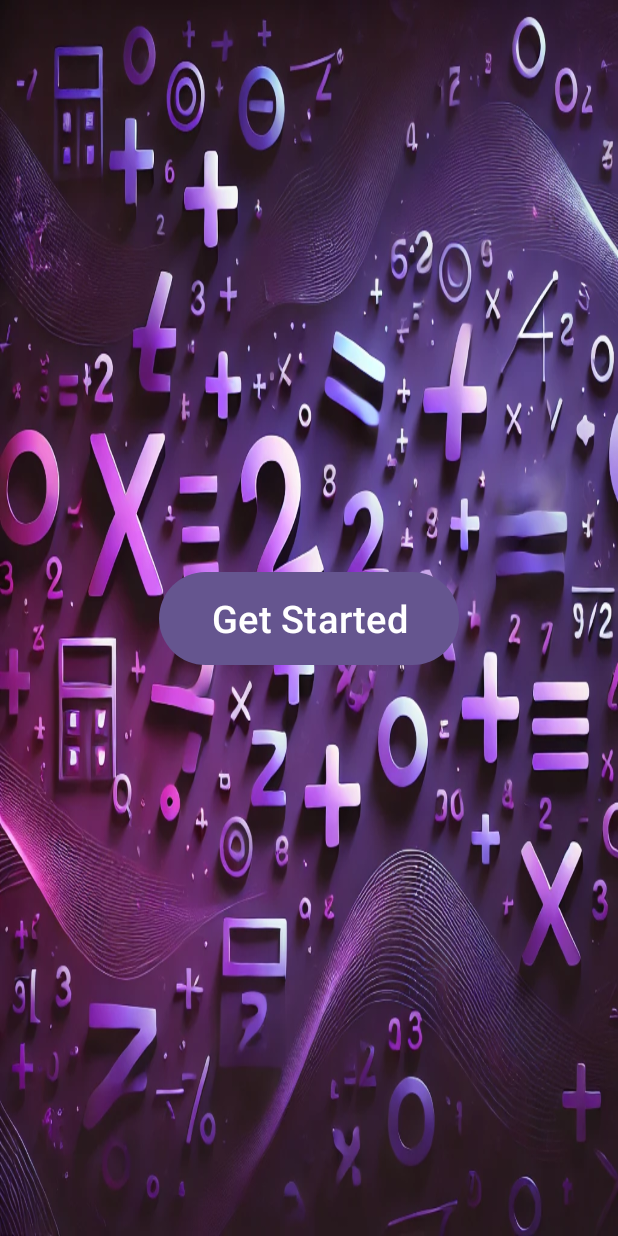
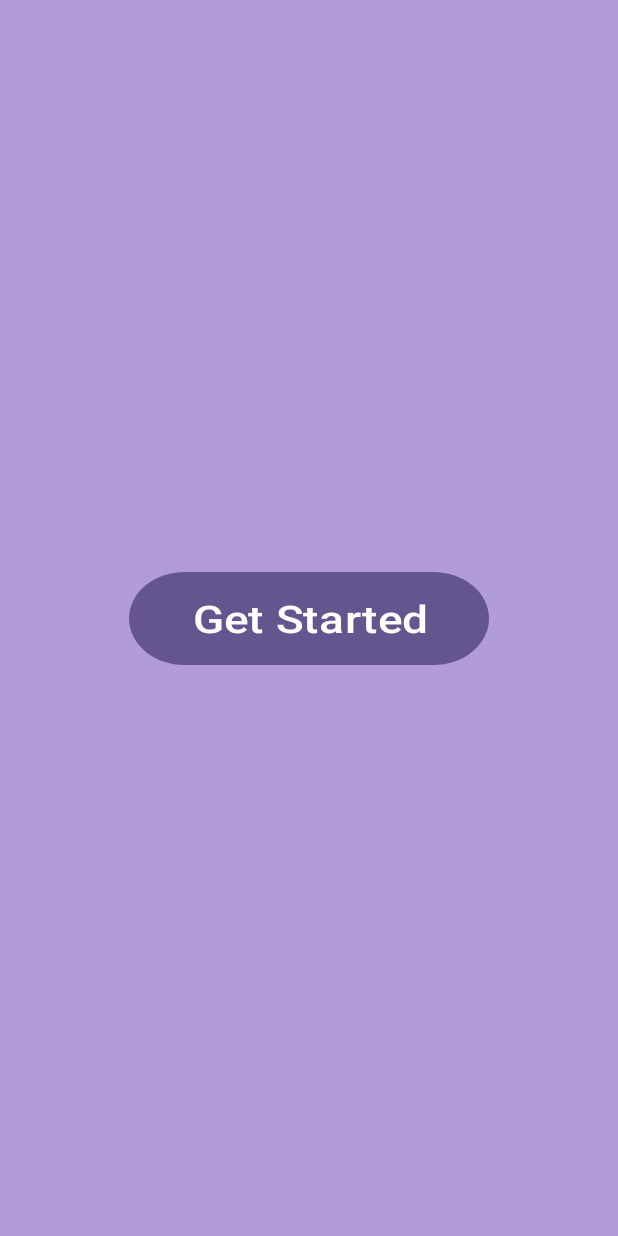
Before and after one commit to JFRashu/SimpleCalculator, an Android app: the screen it shows after launch (GetstartedActivity), on a phone screen of 412 x 824 dp. Run offline under Robolectric (Android 15) with nearby library versions, the phone set to English and light mode, and no system bars.

Commit message:
Animation + Getstarted color changed

```diff
--- a/app/src/main/java/com/jfrashu/calculator/GetstartedActivity.kt
+++ b/app/src/main/java/com/jfrashu/calculator/GetstartedActivity.kt
@@ -1,23 +1,33 @@
 package com.jfrashu.calculator
 
+import android.animation.ObjectAnimator
 import android.content.Intent
 import android.os.Bundle
+import android.view.animation.AccelerateDecelerateInterpolator
 import android.widget.Button
 import androidx.activity.enableEdgeToEdge
 import androidx.appcompat.app.AppCompatActivity
-import androidx.core.view.ViewCompat
-import androidx.core.view.WindowInsetsCompat
 
 class GetstartedActivity : AppCompatActivity() {
     override fun onCreate(savedInstanceState: Bundle?) {
         super.onCreate(savedInstanceState)
         enableEdgeToEdge()
         setContentView(R.layout.activity_getstarted)
+
         val getStartedBtn = findViewById<Button>(R.id.getbtn)
 
+        // Create the animation
+        val scaleAnimator = ObjectAnimator.ofFloat(getStartedBtn, "scaleX", 1.2f, 0.8f, 1.2f)
+        scaleAnimator.setDuration(1000) // Adjust duration as needed
+        scaleAnimator.repeatCount = ObjectAnimator.INFINITE // Repeat indefinitely
+        scaleAnimator.interpolator = AccelerateDecelerateInterpolator()
+
+        // Start the animation
+        scaleAnimator.start()
+
+        // Optionally, start activity after animation finishes
         getStartedBtn.setOnClickListener {
-
-
+            scaleAnimator.end() // Stop animation on click
             val intent = Intent(this@GetstartedActivity, MainActivity::class.java)
             startActivity(intent)
         }
--- a/app/src/main/res/layout/activity_getstarted.xml
+++ b/app/src/main/res/layout/activity_getstarted.xml
@@ -5,7 +5,7 @@
     android:id="@+id/main"
     android:layout_width="match_parent"
     android:layout_height="match_parent"
-    android:background="@drawable/calculator_background"
+    android:background="@color/ic_launcher_background"
     tools:context=".GetstartedActivity">
 
 
@@ -15,6 +15,7 @@
         android:layout_height="70dp"
         android:text="Get Started"
         android:textSize="25sp"
+
         app:layout_constraintBottom_toBottomOf="parent"
         app:layout_constraintEnd_toEndOf="parent"
         app:layout_constraintStart_toStartOf="parent"
```
Also changed, not shown: app/src/main/res/drawable/button_style.xml (added, +8 -0 lines), 2 other files.
